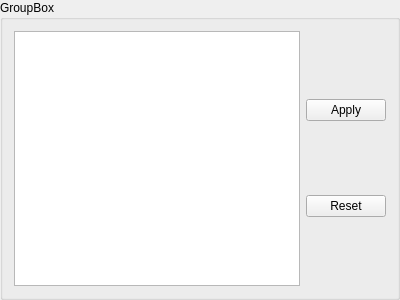
This is geometrize/dialog/scripteditorwidget.ui in Tw1ddle/geometrize as Qt 5 draws it before an edit. The edited form follows.
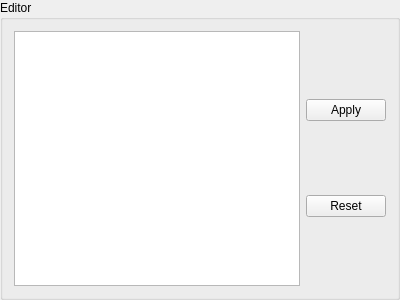
This is the edited form.

The edit to the form file:
```diff
--- a/geometrize/dialog/scripteditorwidget.ui
+++ b/geometrize/dialog/scripteditorwidget.ui
@@ -14,7 +14,7 @@
    <string>Title</string>
   </property>
   <property name="title">
-   <string>GroupBox</string>
+   <string notr="true">Editor</string>
   </property>
   <layout class="QHBoxLayout" name="horizontalLayout">
    <item>
```
Left out of the diff: 4 changed lines with no effect on the pictures.
